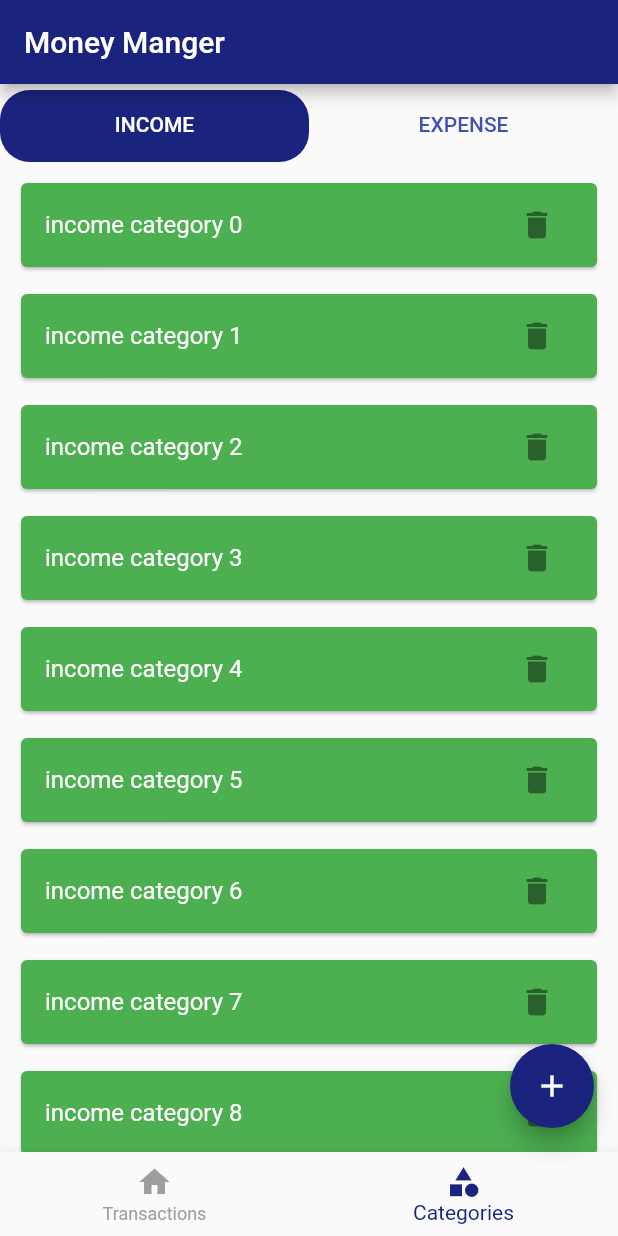
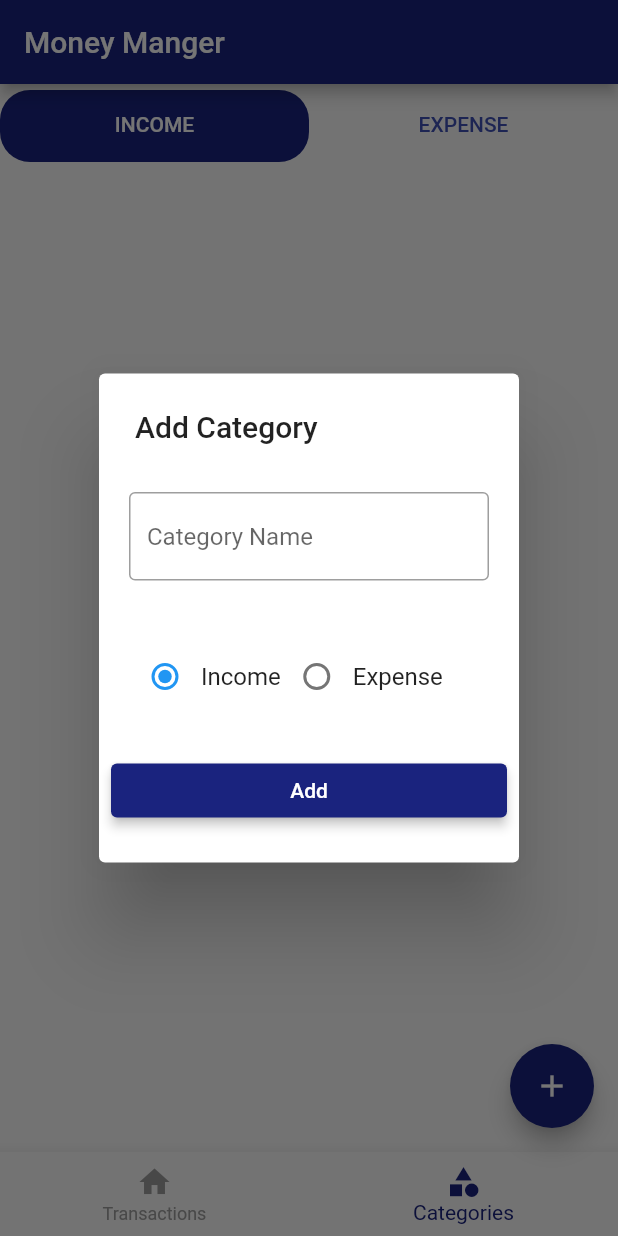
Before and after one commit to ajaypalamkunnel/MoneyManager, a Flutter app: the screen it shows after launch, item 2 of the bottom bar chosen, after a tap on the "add" icon, on a phone screen of 412 x 824 dp. Run offline on Flutter 3.47's test engine with Material 2 defaults, Android fonts, the phone set to English and light mode, and no system bars; our stand-ins replace hive_flutter; missing offline and left inert: dart:html; accounts and stored records are empty.

Commit message:
income and expense category added to database using valueNotifier

```diff
--- a/lib/db/category/category_db.dart
+++ b/lib/db/category/category_db.dart
@@ -1,17 +1,45 @@
+import 'package:flutter/cupertino.dart';
+import 'package:hive_flutter/hive_flutter.dart';
 import 'package:money_manager/models/category/category_model.dart';
 
+const CATEGORY_DB_NAME = 'category-database';
+
 abstract class CategoryDbFunctions {
- // List<CategoryModel> getCategory();
+  Future<List<CategoryModel>> getCategory();
   //insert function declaration in abstract class
   Future<void> insertCategory(CategoryModel value);
 }
 
-class CategoryDB implements CategoryDbFunctions{
+class CategoryDB implements CategoryDbFunctions {
+  ValueNotifier<List<CategoryModel>> incomeCategoryListListner = ValueNotifier([]);
+  ValueNotifier<List<CategoryModel>> expenseCategoryListListner = ValueNotifier([]);
   @override
-  Future<void> insertCategory(CategoryModel value) async{
-
+  Future<void> insertCategory(CategoryModel value) async {
+    final _categoryDB = await Hive.openBox<CategoryModel>(CATEGORY_DB_NAME);
+    await _categoryDB.add(value);
+    refreshUI();
   }
 
+  @override
+  Future<List<CategoryModel>> getCategory() async {
+    final _categoryDB = await Hive.openBox<CategoryModel>(CATEGORY_DB_NAME);
+    return _categoryDB.values.toList();
+  }
 
+  //function for refreshing UI
 
+  Future<void> refreshUI() async {
+    final _allCategories = await getCategory();
+    incomeCategoryListListner.value.clear();
+    expenseCategoryListListner.value.clear();
+    await Future.forEach(_allCategories, (CategoryModel category) {
+      if (category.type == CategoryType.income) {
+        incomeCategoryListListner.value.add(category);
+      } else {
+        expenseCategoryListListner.value.add(category);
+      }
+    });
+    incomeCategoryListListner.notifyListeners();
+    expenseCategoryListListner.notifyListeners();
+  }
 }
--- a/lib/models/category/category_model.dart
+++ b/lib/models/category/category_model.dart
@@ -1,5 +1,7 @@
+import 'dart:html';
+
 import 'package:hive_flutter/hive_flutter.dart';
- part 'category_model.g.dart';
+part 'category_model.g.dart';
 
 @HiveType(typeId: 2)
 enum CategoryType {
@@ -26,4 +28,9 @@ class CategoryModel {
     this.isDeleted = false,
     required this.type,
   });
+
+  @override
+  String toString() {
+    return '{$name $type}';
+  }
 }
--- /dev/null
+++ b/lib/screens/category/add_category_popup.dart
@@ -0,0 +1,97 @@
+import 'package:flutter/cupertino.dart';
+import 'package:flutter/material.dart';
+import 'package:money_manager/db/category/category_db.dart';
+import 'package:money_manager/models/category/category_model.dart';
+
+ValueNotifier<CategoryType> selectCategoryNotifier =
+    ValueNotifier(CategoryType.income);
+
+Future<void> showCategoryAddPopup(BuildContext context) async {
+  final _nameEditingController = TextEditingController();
+  showDialog(
+      context: context,
+      builder: (ctx) {
+        return SimpleDialog(
+          title: const Text('Add Category'),
+          children: [
+            Padding(
+              padding: const EdgeInsets.all(20),
+              child: TextFormField(
+                  controller: _nameEditingController,
+                  decoration: const InputDecoration(
+                      hintText: 'Category Name',
+                      border: OutlineInputBorder(
+                          borderSide: BorderSide(color: Colors.indigo)))),
+            ),
+            //Radio button
+            Padding(
+              padding: const EdgeInsets.all(20),
+              child: Row(
+                children: const [
+                  RadioButton(title: 'Income', type: CategoryType.income),
+                  RadioButton(title: 'Expense', type: CategoryType.expense)
+                ],
+              ),
+            ),
+            //elevated button
+            Padding(
+              padding: const EdgeInsets.all(8.0),
+              child: ElevatedButton(
+                onPressed: () {
+                  final _name = _nameEditingController.text;
+                  if (_name.isEmpty) {
+                    return;
+                  }
+                  final _type = selectCategoryNotifier.value;
+                  final _category = CategoryModel(
+                      id: DateTime.now().millisecondsSinceEpoch.toString(),
+                      name: _name,
+                      type: _type);
+
+                  CategoryDB().insertCategory(_category);
+                  Navigator.of(ctx).pop();
+                },
+                style: ElevatedButton.styleFrom(
+                    primary: Colors.indigo.shade900, elevation: 3
+
+                    //maximumSize: Size(20, 15)
+                    ),
+                child: const Text('Add'),
+              ),
+            )
+          ],
+        );
+      });
+}
+
+class RadioButton extends StatelessWidget {
+  final String title;
+  final CategoryType type;
+  const RadioButton({Key? key, required this.title, required this.type})
+      : super(key: key);
+
+  @override
+  Widget build(BuildContext context) {
+    return Row(
+      children: [
+        ValueListenableBuilder(
+          valueListenable: selectCategoryNotifier,
+          builder: (BuildContext ctx, CategoryType newCategory, Widget? _) {
+            return Radio<CategoryType>(
+              value: type,
+              groupValue: selectCategoryNotifier.value,
+              onChanged: (value) {
+                if (value == null) {
+                  return;
+                }
+                selectCategoryNotifier.value = value;
+                selectCategoryNotifier.notifyListeners();
+              },
+            );
+          },
+        ),
+        Text(title),
+      ],
+    );
+  }
+}
--- a/lib/screens/category/income_category_list.dart
+++ b/lib/screens/category/income_category_list.dart
@@ -1,28 +1,37 @@
 import 'package:flutter/material.dart';
+import 'package:money_manager/db/category/category_db.dart';
+import 'package:money_manager/models/category/category_model.dart';
 
 class IncomeCategoryList extends StatelessWidget {
   const IncomeCategoryList({Key? key}) : super(key: key);
 
   @override
   Widget build(BuildContext context) {
+    //screen for display expense
+    return ValueListenableBuilder(
+        valueListenable: CategoryDB().expenseCategoryListListner,
+        builder: (BuildContext ctx, List<CategoryModel> newlist, Widget? _) {
           return ListView.separated(
-      padding: EdgeInsets.all(10),
+            padding: const EdgeInsets.all(10),
             itemBuilder: (ctx, index) {
+              final Category = newlist[index];
               return Card(
-          color: Colors.green,
+                color: Colors.red,
                 child: ListTile(
                   title: Text(
-              'income category $index',
-              style: TextStyle(color: Colors.white),
+                    Category.name,
+                    style: const TextStyle(color: Colors.white),
                   ),
-            trailing: IconButton(onPressed: () {}, icon: Icon(Icons.delete)),
+                  trailing:
+                      IconButton(onPressed: () {}, icon: const Icon(Icons.delete)),
                 ),
               );
             },
             separatorBuilder: (ctx, index) {
               return const SizedBox(height: 10);
             },
-      itemCount: 100,
+            itemCount: newlist.length,
           );
+        });
   }
 }
--- a/lib/screens/category/screen_category.dart
+++ b/lib/screens/category/screen_category.dart
@@ -1,4 +1,6 @@
+import 'package:flutter/foundation.dart';
 import 'package:flutter/material.dart';
+import 'package:money_manager/db/category/category_db.dart';
 import 'package:money_manager/screens/category/expense_category_list.dart';
 import 'package:money_manager/screens/category/income_category_list.dart';
 
@@ -17,6 +19,8 @@ class _ScreenCategoryState extends State<ScreenCategory>
   @override
   void initState() {
     _tabController = TabController(length: 2, vsync: this);
+    //
+    CategoryDB().refreshUI();
     super.initState();
   }
 
--- a/lib/screens/home/screen_home.dart
+++ b/lib/screens/home/screen_home.dart
@@ -1,4 +1,7 @@
 import 'package:flutter/material.dart';
+import 'package:money_manager/db/category/category_db.dart';
+import 'package:money_manager/models/category/category_model.dart';
+import 'package:money_manager/screens/category/add_category_popup.dart';
 import 'package:money_manager/screens/category/screen_category.dart';
 import 'package:money_manager/screens/home/widgets/bottom_navigation.dart';
 import 'package:money_manager/screens/transactions/screen_transactions.dart';
@@ -31,6 +34,12 @@ class ScreenHome extends StatelessWidget {
             print('Add transactions');
           } else {
             print('Add category');
+            showCategoryAddPopup(context);
+            // final _sample = CategoryModel(
+            //     id: DateTime.now().millisecondsSinceEpoch.toString(),
+            //     name: 'Travel',
+            //     type: CategoryType.expense);
+            // CategoryDB().insertCategory(_sample);
           }
         },
         child: const Icon(Icons.add),
```
Also changed, not shown: lib/screens/category/expense_category_list.dart (+15 -5 lines). Lines whose indentation alone changed are shown as unchanged.
